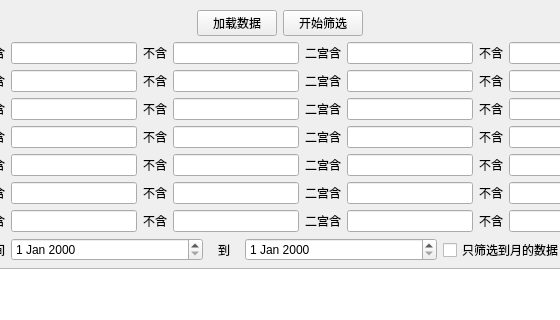
This is main/mainwindow.ui in kinglon/stocktool as Qt 5 draws it before an edit; both pictures show x 95 to 655 and y 0 to 320 of the 766 by 600 pixel window. The edited form follows.
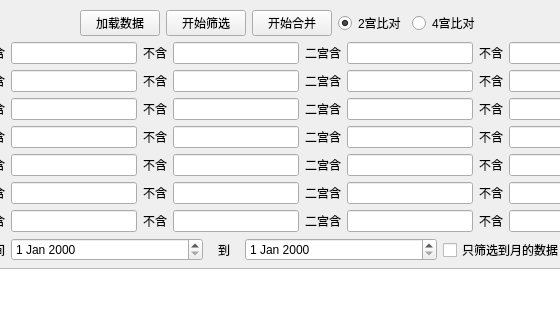
This is the edited form.

Commit message: 增加合并功能

What changed in the file:
```diff
--- a/main/mainwindow.ui
+++ b/main/mainwindow.ui
@@ -65,6 +65,36 @@
          </property>
         </widget>
        </item>
+       <item>
+        <widget class="QPushButton" name="mergeDataButton">
+         <property name="maximumSize">
+          <size>
+           <width>100</width>
+           <height>16777215</height>
+          </size>
+         </property>
+         <property name="text">
+          <string>开始合并</string>
+         </property>
+        </widget>
+       </item>
+       <item>
+        <widget class="QRadioButton" name="compare2PartButton">
+         <property name="text">
+          <string>2宫比对</string>
+         </property>
+         <property name="checked">
+          <bool>true</bool>
+         </property>
+        </widget>
+       </item>
+       <item>
+        <widget class="QRadioButton" name="compare4PartButton">
+         <property name="text">
+          <string>4宫比对</string>
+         </property>
+        </widget>
+       </item>
        <item>
         <spacer name="horizontalSpacer_2">
          <property name="orientation">
```
The commit also changes 7 other files.
